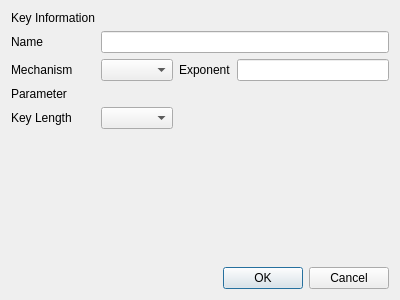
Before: the Qt Designer form CAMan/new_key_dlg.ui in jykim74/CertMan, drawn with Qt 5.
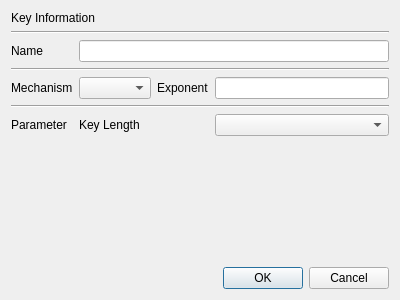
After: the same form once the commit is applied.

```diff
--- a/CAMan/new_key_dlg.ui
+++ b/CAMan/new_key_dlg.ui
@@ -14,51 +14,24 @@
    <string>New Key</string>
   </property>
   <layout class="QGridLayout" name="gridLayout">
-   <item row="5" column="0">
-    <widget class="QLabel" name="mOptionLabel">
-     <property name="text">
-      <string>Key Length</string>
-     </property>
-    </widget>
-   </item>
-   <item row="3" column="3">
-    <widget class="QLineEdit" name="mExponentText"/>
-   </item>
-   <item row="3" column="2">
-    <widget class="QLabel" name="label_5">
-     <property name="text">
-      <string>Exponent</string>
-     </property>
-    </widget>
-   </item>
-   <item row="1" column="0">
+   <item row="2" column="0">
     <widget class="QLabel" name="label_2">
      <property name="text">
       <string>Name</string>
      </property>
     </widget>
    </item>
-   <item row="0" column="0">
-    <widget class="QLabel" name="label">
-     <property name="text">
-      <string>Key Information</string>
+   <item row="1" column="0" colspan="4">
+    <widget class="Line" name="line">
+     <property name="orientation">
+      <enum>Qt::Horizontal</enum>
      </property>
     </widget>
    </item>
    <item row="5" column="1">
-    <widget class="QComboBox" name="mOptionCombo"/>
-   </item>
-   <item row="3" column="1">
     <widget class="QComboBox" name="mMechCombo"/>
    </item>
-   <item row="4" column="0">
-    <widget class="QLabel" name="label_6">
-     <property name="text">
-      <string>Parameter</string>
-     </property>
-    </widget>
-   </item>
-   <item row="6" column="0">
+   <item row="9" column="0">
     <spacer name="verticalSpacer">
      <property name="orientation">
       <enum>Qt::Vertical</enum>
@@ -71,10 +44,34 @@
      </property>
     </spacer>
    </item>
-   <item row="1" column="1" colspan="3">
+   <item row="5" column="0">
+    <widget class="QLabel" name="label_3">
+     <property name="text">
+      <string>Mechanism</string>
+     </property>
+    </widget>
+   </item>
+   <item row="5" column="2">
+    <widget class="QLabel" name="label_5">
+     <property name="text">
+      <string>Exponent</string>
+     </property>
+    </widget>
+   </item>
+   <item row="2" column="1" colspan="3">
     <widget class="QLineEdit" name="mNameText"/>
    </item>
-   <item row="7" column="2" colspan="2">
+   <item row="6" column="0" colspan="4">
+    <widget class="Line" name="line_3">
+     <property name="orientation">
+      <enum>Qt::Horizontal</enum>
+     </property>
+    </widget>
+   </item>
+   <item row="5" column="3">
+    <widget class="QLineEdit" name="mExponentText"/>
+   </item>
+   <item row="10" column="2" colspan="2">
     <widget class="QDialogButtonBox" name="buttonBox">
      <property name="orientation">
       <enum>Qt::Horizontal</enum>
@@ -84,10 +81,34 @@
      </property>
     </widget>
    </item>
-   <item row="3" column="0">
-    <widget class="QLabel" name="label_3">
+   <item row="0" column="0" colspan="2">
+    <widget class="QLabel" name="label">
      <property name="text">
-      <string>Mechanism</string>
+      <string>Key Information</string>
+     </property>
+    </widget>
+   </item>
+   <item row="4" column="0" colspan="4">
+    <widget class="Line" name="line_2">
+     <property name="orientation">
+      <enum>Qt::Horizontal</enum>
+     </property>
+    </widget>
+   </item>
+   <item row="8" column="3">
+    <widget class="QComboBox" name="mOptionCombo"/>
+   </item>
+   <item row="8" column="0">
+    <widget class="QLabel" name="label_6">
+     <property name="text">
+      <string>Parameter</string>
+     </property>
+    </widget>
+   </item>
+   <item row="8" column="1">
+    <widget class="QLabel" name="mOptionLabel">
+     <property name="text">
+      <string>Key Length</string>
      </property>
     </widget>
    </item>
```
